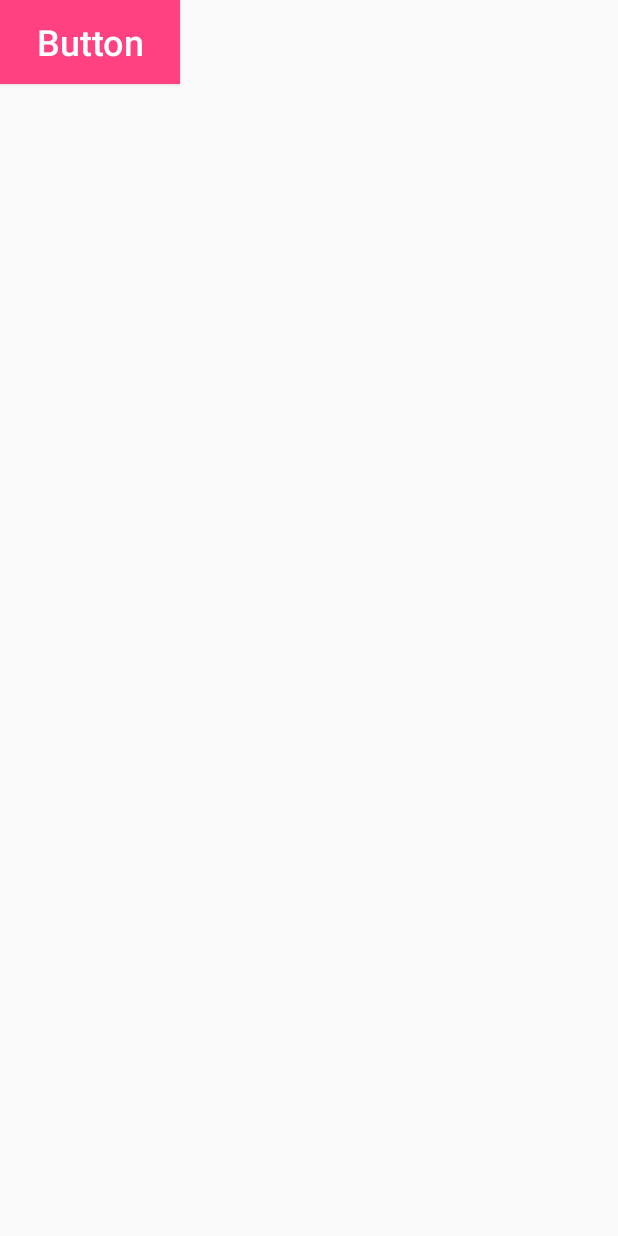
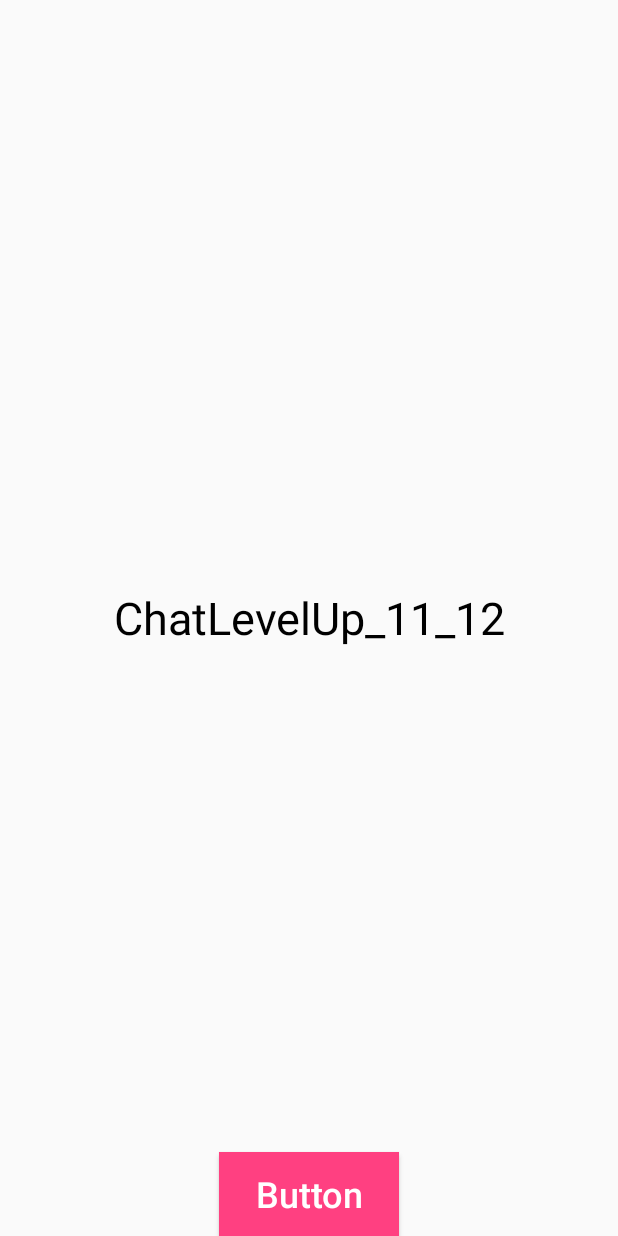
Before and after one commit to miller7777777/Level_Up_chat_11_12, an Android app: the layout activity_test.xml on its own in the app's theme, with its tools: preview values and no code run, on a phone screen of 412 x 824 dp. Run offline under Robolectric (Android 15) with nearby library versions, the phone set to English and light mode, and no system bars.

Commit message:
Second commit

```diff
--- a/app/src/main/res/layout/activity_test.xml
+++ b/app/src/main/res/layout/activity_test.xml
@@ -2,6 +2,15 @@
 <FrameLayout xmlns:android="http://schemas.android.com/apk/res/android"
              android:layout_width="match_parent"
              android:layout_height="match_parent">
+
+    <TextView
+        android:layout_width="match_parent"
+        android:layout_height="wrap_content"
+        android:text="@string/app_name"
+        android:textSize="30sp"
+        android:textColor="@android:color/black"
+        android:layout_gravity="center"
+        android:gravity="center"/>
 
     <Button
         android:layout_width="@dimen/button_width"
@@ -10,6 +19,7 @@
         android:text="@string/test_button"
         android:textColor="@android:color/white"
         android:textAllCaps="false"
-        android:textSize="24sp"/>
+        android:textSize="24sp"
+        android:layout_gravity="center_horizontal|bottom"/>
 
 </FrameLayout>
```
